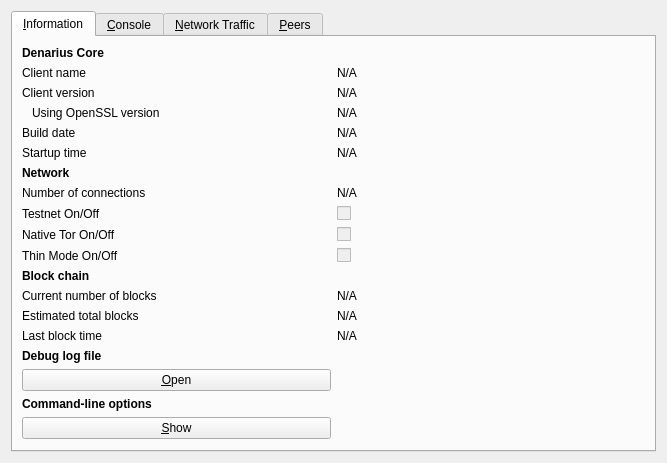
Before: the Qt Designer form src/qt/forms/rpcconsole.ui in metaspartan/denarius, drawn with Qt 5.
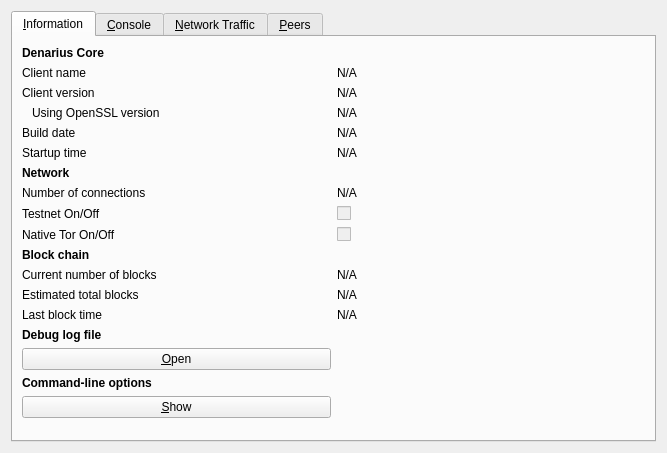
After: the same form once the commit is applied. Icons and pictures are not drawn. Custom widgets are drawn as their Qt base class.

Commit message: Remove Thin Mode and Updates

Patch:
```diff
--- a/src/qt/forms/rpcconsole.ui
+++ b/src/qt/forms/rpcconsole.ui
@@ -385,23 +385,6 @@
          </property>
         </widget>
        </item>
-       <item row="10" column="0">
-        <widget class="QLabel" name="label_82">
-         <property name="text">
-          <string>Thin Mode On/Off</string>
-         </property>
-        </widget>
-       </item>
-       <item row="10" column="1">
-        <widget class="QCheckBox" name="isThinMode">
-         <property name="enabled">
-          <bool>false</bool>
-         </property>
-         <property name="text">
-          <string/>
-         </property>
-        </widget>
-       </item>
       </layout>
      </widget>
      <widget class="QWidget" name="tab_console">
```
The commit also changes 41 other files.
